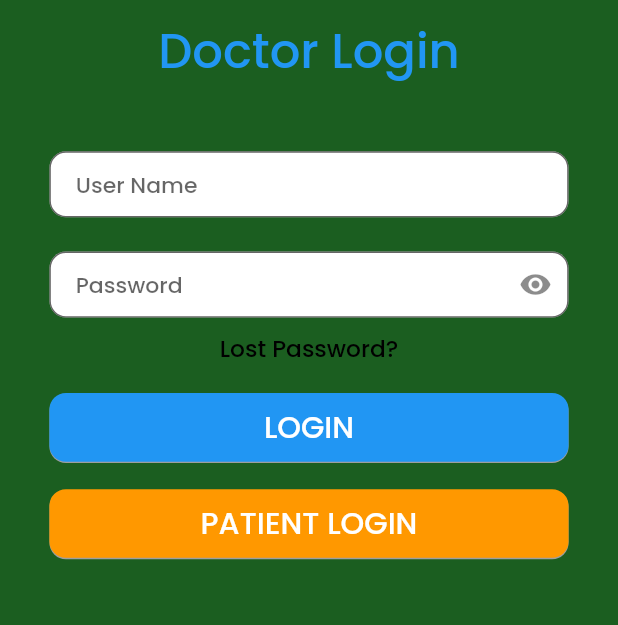
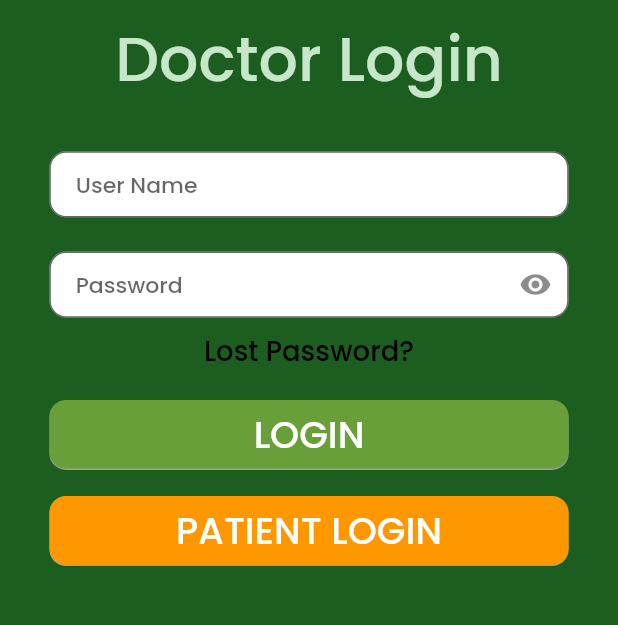
Before and after one commit to mubasheeraCB1517/Ayur360, a Flutter app: the Login screen opened by its route, after a tap on "DOCTOR LOGIN", on a phone screen of 412 x 824 dp, the part 398-1023 px from its top. Run offline on Flutter 3.47's test engine with Material 2 defaults, Android fonts, the phone set to English and light mode, and no system bars; our stand-ins replace device_info_plus, dio, firebase_analytics, firebase_core, firebase_crashlytics, firebase_messaging and 6 more; missing offline and left inert: launch_review, xml2json; accounts and stored records are empty; network calls fail.

Commit message:
Anjana Murugan First Commit 09/03/2022

```diff
--- a/lib/Helpers/CONSULTATIONS/MyAppointments.dart
+++ b/lib/Helpers/CONSULTATIONS/MyAppointments.dart
@@ -32,7 +32,7 @@ class _MYAppointmentScreenState extends State<MYAppointmentScreen> {
                       "MY APPOINTMENTS",
                       style: TextStyle(
                           color: Colors.grey[600],
-                          fontSize: 24,
+                          fontSize: 30,
                           fontWeight: FontWeight.bold),
                     )),
               ),
@@ -64,7 +64,7 @@ class _MYAppointmentScreenState extends State<MYAppointmentScreen> {
                         color: Colors.white,
                         child: TextFormField(
                           keyboardType: TextInputType.text,
-                          autofocus: true,
+                          autofocus: false,
                           initialValue: '',
 
                           decoration: InputDecoration(
--- a/lib/Helpers/PATIENT/Appointmentlist.dart
+++ b/lib/Helpers/PATIENT/Appointmentlist.dart
@@ -72,13 +72,9 @@ class _AppointmentlIstScreenState extends State<AppointmentlIstScreen> {
                           height: 42,
                           color: Colors.white,
                           child: TextFormField(
-                            keyboardType: TextInputType.text,
-                            autofocus: true,
-                            initialValue: '',
 
                             decoration: InputDecoration(
                               hintText: 'Search',
-                              counterText: "",
                               prefixIcon: Icon(Icons.search),
                               contentPadding: EdgeInsets.fromLTRB(12.0, 5.0, 12.0, 5.0),
                               border: OutlineInputBorder(
--- a/lib/HomeScreen/Welcome.dart
+++ b/lib/HomeScreen/Welcome.dart
@@ -126,11 +126,11 @@ class SecondScreen extends StatelessWidget {
           SizedBox(height: 90,),
           Container(
             margin: EdgeInsets.only(left:110,right: 110),
-            height: 35,
+            height: 40,
             width: width*0.40,
 
 decoration: BoxDecoration(
-  color: Colors.blue,
+  color: Colors.green[300],
   borderRadius: BorderRadius.circular(10),
 ),
             child: Center(child: FlatButton(onPressed: (){
@@ -138,7 +138,7 @@ decoration: BoxDecoration(
                 Navigator.pushNamed(context, RoutesName.LOGIN_PAGE);
               });
             },
-                child: Text("Get Started",style: TextStyle(fontSize: 20,color: Colors.white),))),
+                child: Text("Get Started",style: TextStyle(fontSize: 20,color: Colors.black),))),
           ),
         ],
     ),
--- a/lib/HomeScreen/alluserlogin.dart
+++ b/lib/HomeScreen/alluserlogin.dart
@@ -21,11 +21,11 @@ class _MyHomePageState extends State<Login> {
         color: Colors.green[800],
       ),
       Container(
-        margin: EdgeInsets.only(top: 190),
+        margin: EdgeInsets.only(top: 190,right: 10),
         child: Center(
             child: Text(
           " Patient Login",
-          style: TextStyle(fontSize: 40, color: Colors.orange),
+          style: TextStyle(fontSize: 45, color: Colors.green[100]),
         )),
       ),
       Form(
@@ -76,12 +76,12 @@ class _MyHomePageState extends State<Login> {
             ),
             Row(children: [
               Container(
-                padding: EdgeInsets.only(top: 10, left: 120),
+                padding: EdgeInsets.only(top: 10, left: 80),
                 child: Center(
                   child: Text(
                     "Lost Password  |",
                     style: TextStyle(
-                        fontSize: 15,
+                        fontSize: 19,
                         //fontWeight: FontWeight.bold,
                         color: Colors.black),
                   ),
@@ -96,7 +96,7 @@ class _MyHomePageState extends State<Login> {
                   child: Text(
                     "Login With OTP?",
                     style: TextStyle(
-                        fontSize: 15,
+                        fontSize: 19,
                         //fontWeight: FontWeight.bold,
                         color: Colors.black),
                   ),
@@ -111,7 +111,7 @@ class _MyHomePageState extends State<Login> {
               height: 50,
               decoration: BoxDecoration(
                 borderRadius: BorderRadius.circular(10.0),
-                color: Colors.blue,
+                color: Colors.lightGreen[700],
                 boxShadow: [
                   BoxShadow(
                     color: Colors.grey,
@@ -124,7 +124,7 @@ class _MyHomePageState extends State<Login> {
                 child: Text(
                   "LOGIN",
                   style: TextStyle(
-                      fontSize: 22,
+                      fontSize: 27,
                       //fontWeight: FontWeight.bold,
                       color: Colors.white),
                 ),
@@ -157,7 +157,7 @@ class _MyHomePageState extends State<Login> {
                   child: Text(
                     "DOCTOR LOGIN",
                     style: TextStyle(
-                        fontSize: 22,
+                        fontSize: 27,
                         //fontWeight: FontWeight.bold,
                         color: Colors.white),
                   ),
@@ -165,8 +165,8 @@ class _MyHomePageState extends State<Login> {
               ),
             ),
             Container(
-              margin: EdgeInsets.only(top: 140),
-              height: 100,
+              margin: EdgeInsets.only(top: 130),
+              height: 120,
               width: width,
               child: Image.asset("assets/images/ayurlogo.png"),
             ),
@@ -174,7 +174,7 @@ class _MyHomePageState extends State<Login> {
               margin: EdgeInsets.only(top: 10),
               child: Text(
                 "New User Registration ?",
-                style: TextStyle(fontSize: 15, color: Colors.white),
+                style: TextStyle(fontSize: 19, color: Colors.white),
               ),
             ),
           ],
--- a/lib/HomeScreen/doctorLoginScreen.dart
+++ b/lib/HomeScreen/doctorLoginScreen.dart
@@ -55,9 +55,9 @@ class _DoctorLoginState extends State<DoctorLogin> {
                 child: Text(
                   "Doctor Login",
                   style: TextStyle(
-                      fontSize: 35,
+                      fontSize: 45,
 
-                      color: Colors.blue),
+                      color: Colors.green[100]),
                 ),
               ),
             ),
@@ -220,7 +220,7 @@ borderRadius: BorderRadius.circular(12.0),
               child: Text(
                 "Lost Password?",
                 style: TextStyle(
-                    fontSize: 17,
+                    fontSize: 20,
                     //fontWeight: FontWeight.bold,
                     color: Colors.black),
               ),
@@ -235,7 +235,7 @@ borderRadius: BorderRadius.circular(12.0),
             height: 50,
             decoration: BoxDecoration(
               borderRadius: BorderRadius.circular(12.0),
-              color: Colors.blue,
+              color: Colors.lightGreen[700],
               boxShadow: [
                 BoxShadow(
                   color: Colors.grey,
@@ -264,7 +264,7 @@ borderRadius: BorderRadius.circular(12.0),
                 child: Text(
                   "LOGIN",
                   style: TextStyle(
-                      fontSize: 22,
+                      fontSize: 27,
                       //fontWeight: FontWeight.bold,
                       color: Colors.white),
                 ),
@@ -294,7 +294,7 @@ borderRadius: BorderRadius.circular(12.0),
               child: Text(
                 "PATIENT LOGIN",
                 style: TextStyle(
-                    fontSize: 22,
+                    fontSize: 27,
                     //fontWeight: FontWeight.bold,
                     color: Colors.white),
               ),
```
Also changed, not shown: lib/Helpers/CONSULTATIONS/LiveConsultation.dart (+7 -7 lines), lib/Helpers/UserSetting/DoctorEventScreen.dart (+3 -9 lines), 2 other files.
